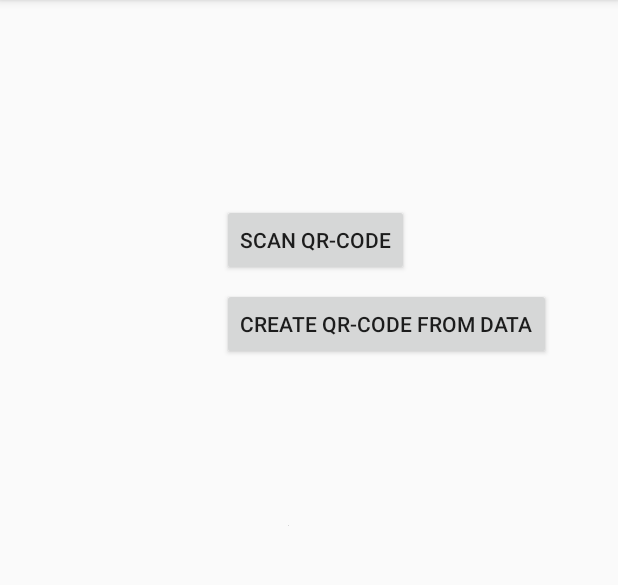
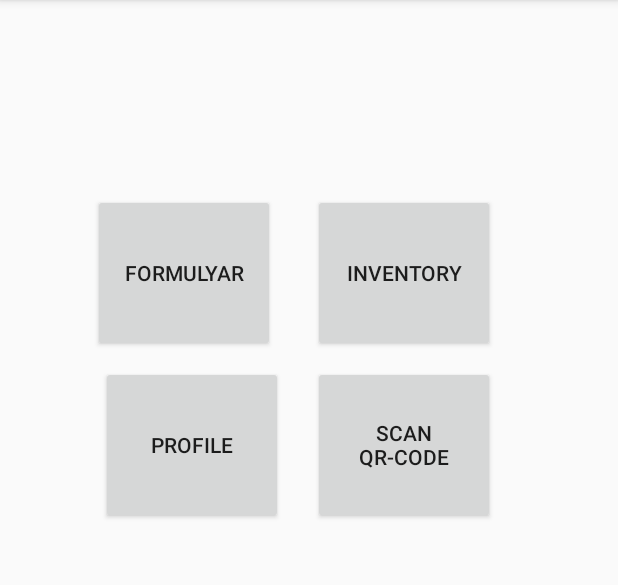
Before and after one commit to FoxsTail/qr_client, an Android app: the screen it shows after launch (ScannerActivity before the commit, MainMenuActivity after it), on a phone screen of 412 x 824 dp, the part 84-669 px from its top. Run offline under Robolectric (Android 15) with nearby library versions, the phone set to English and light mode, and no system bars; libraries missing offline, so code that uses them is left out: lombok.extern.java.

Commit message:
MainMenuActivity: Scan QR -> alertDialog for scanned date

```diff
--- a/app/src/main/java/com/lis/qr_client/activity/ScannerActivity.java
+++ b/app/src/main/java/com/lis/qr_client/activity/ScannerActivity.java
@@ -84,7 +84,7 @@ public class ScannerActivity extends AppCompatActivity implements View.OnClickLi
         if (resultCode == RESULT_OK) {
             if(requestCode == REQUEST_SCAN_QR) {
 
-                String result = intent.getStringExtra("scan");
+                String result = intent.getStringExtra("scan_result");
 
                 Toast.makeText(this, result, Toast.LENGTH_LONG).show();
             }
--- /dev/null
+++ b/app/src/main/res/layout/activity_main_menu.xml
@@ -0,0 +1,50 @@
+<?xml version="1.0" encoding="utf-8"?>
+<android.support.constraint.ConstraintLayout
+        xmlns:android="http://schemas.android.com/apk/res/android"
+        xmlns:tools="http://schemas.android.com/tools"
+        xmlns:app="http://schemas.android.com/apk/res-auto"
+        android:layout_width="match_parent"
+        android:layout_height="match_parent"
+        tools:context="com.lis.qr_client.activity.MainMenuActivity">
+
+    <Button
+            android:text="@string/Furmulyar"
+            android:layout_width="121dp"
+            android:layout_height="105dp"
+            android:id="@+id/btnFormulyar"
+            app:layout_constraintTop_toTopOf="parent"
+            android:layout_marginTop="129dp" android:layout_marginLeft="62dp" app:layout_constraintLeft_toLeftOf="parent"/>
+    <Button
+            android:text="@string/Inventory"
+            android:layout_width="121dp"
+            android:layout_height="105dp"
+            android:id="@+id/btnInventory"
+            app:layout_constraintLeft_toRightOf="@+id/btnFormulyar"
+            android:layout_marginLeft="8dp" app:layout_constraintTop_toTopOf="parent" android:layout_marginTop="129dp"
+            android:layout_marginRight="8dp" app:layout_constraintRight_toRightOf="parent"
+            app:layout_constraintHorizontal_bias="0.187"/>
+    <Button
+            android:text="@string/Profile"
+            android:layout_width="121dp"
+            android:layout_height="105dp"
+            android:id="@+id/btnProfile"
+            android:layout_marginTop="9dp"
+            app:layout_constraintTop_toBottomOf="@+id/btnFormulyar"
+            app:layout_constraintRight_toLeftOf="@+id/btnScanQR"
+            android:layout_marginRight="20dp"/>
+    <Button
+            android:text="@string/ScanQR"
+            android:layout_width="121dp"
+            android:layout_height="105dp"
+            android:id="@+id/btnScanQR"
+            android:layout_marginTop="9dp"
+            app:layout_constraintTop_toBottomOf="@+id/btnInventory" android:layout_marginRight="0dp"
+            app:layout_constraintRight_toRightOf="@+id/btnInventory"/>
+    <TextView
+            android:text=""
+            android:layout_width="wrap_content"
+            android:layout_height="wrap_content"
+            android:id="@+id/tvDialogChange" app:layout_constraintTop_toTopOf="parent"
+            android:layout_marginTop="54dp" android:layout_marginLeft="8dp" app:layout_constraintLeft_toLeftOf="parent"
+            android:layout_marginRight="8dp" app:layout_constraintRight_toRightOf="parent" android:textSize="22sp"/>
+</android.support.constraint.ConstraintLayout>
--- a/app/src/main/res/values/strings.xml
+++ b/app/src/main/res/values/strings.xml
@@ -12,4 +12,8 @@
     <string name="message">some message</string>
     <string name="scan">Scan QR-code</string>
     <string name="create_qr">Create qr-code from data</string>
+    <string name="Furmulyar">Formulyar</string>
+    <string name="Inventory">Inventory</string>
+    <string name="Profile">Profile</string>
+    <string name="ScanQR">Scan QR-code</string>
 </resources>
```
Also changed, not shown: app/build.gradle (+11 -11 lines), app/src/main/AndroidManifest.xml (+5 -6 lines), app/src/main/java/com/lis/qr_client/activity/CameraActivity.java (+7 -2 lines), app/src/main/java/com/lis/qr_client/activity/MainMenuActivity.java (added, +226 -0 lines), 2 other files.
